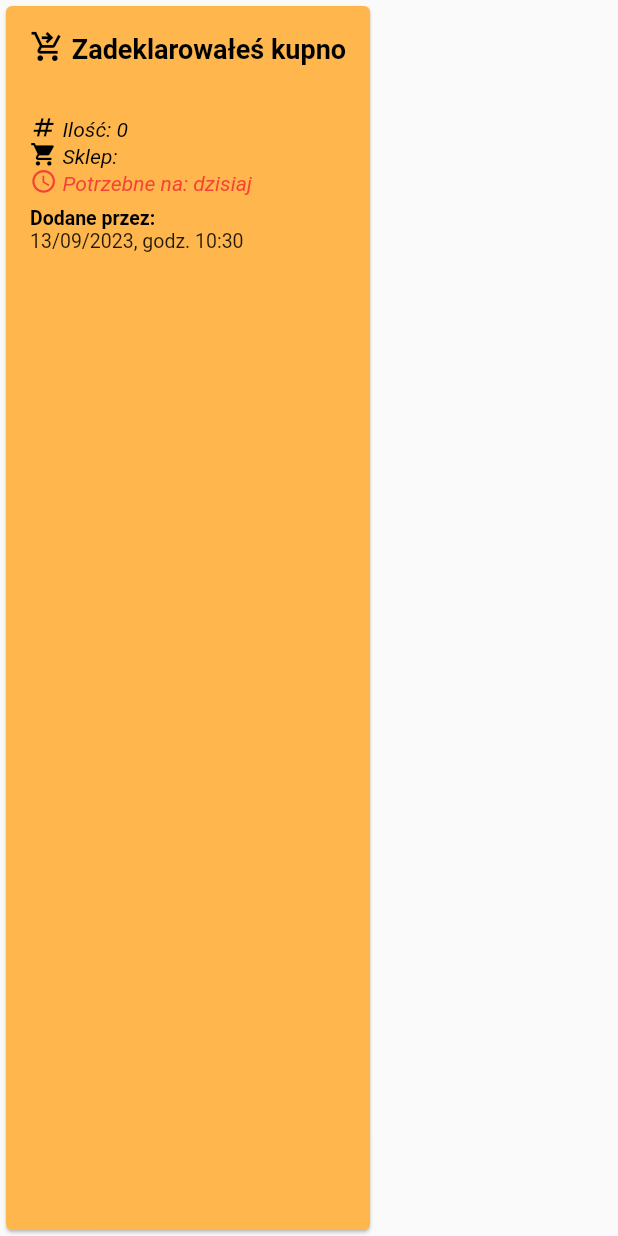
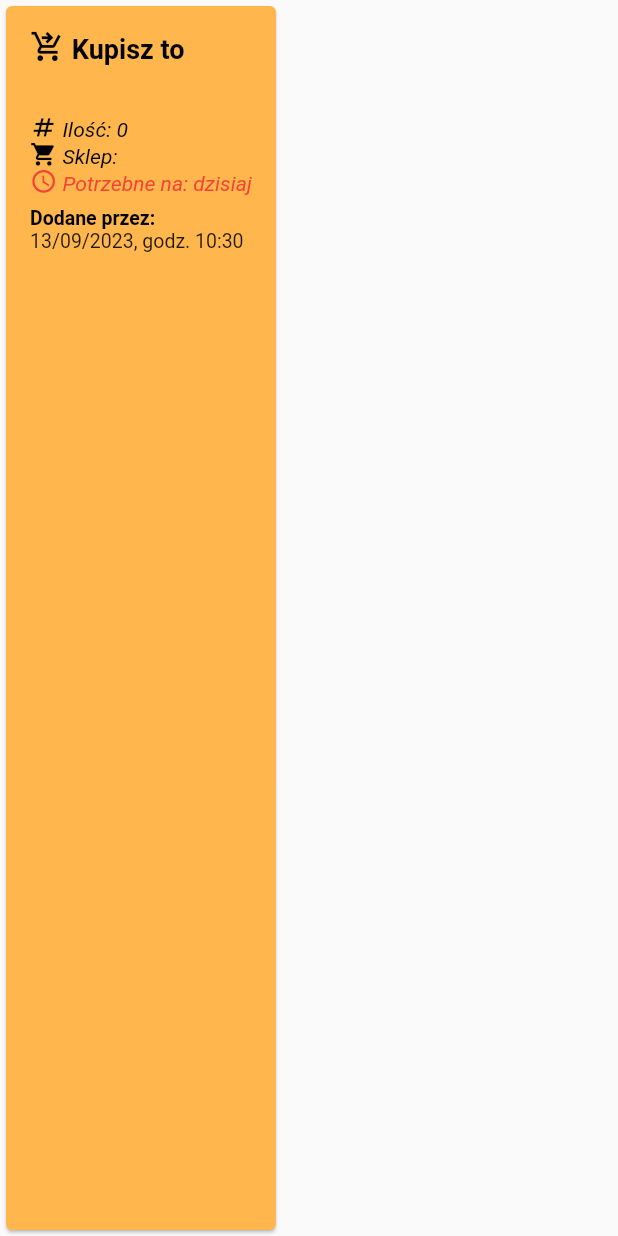
Before and after one commit to maciejors/zakupyapp1, a Flutter app: the ProductCard widget shown alone on an empty page, opened directly with empty values, on a phone screen of 412 x 824 dp. Run offline on Flutter 3.47's test engine with Material 2 defaults, Android fonts, the phone set to English and light mode, and no system bars; our stand-ins replace firebase_core, firebase_database, firebase_storage, package_info_plus, shared_preferences; missing offline and left inert: firebase_app_check; accounts and stored records are empty.

Commit message:
add some animations to product cards

```diff
--- a/lib/widgets/home/product_card/product_card.dart
+++ b/lib/widgets/home/product_card/product_card.dart
@@ -54,17 +54,27 @@ class ProductCard extends StatelessWidget {
         onTap: isEditing ? null : deleteFunc,
         onDoubleTap: isEditing ? null : addBuyerFunc,
         onLongPress: isEditing ? null : editFunc,
-        child: Padding(
-            padding: isEditing
-                ? const EdgeInsets.fromLTRB(16, 4, 16, 0)
-                : const EdgeInsets.all(16),
-            child: isEditing
-                ? ProductEditor(
+        child: AnimatedSize(
+          duration: Duration(milliseconds: 250),
+          alignment: Alignment.topCenter,
+          child: isEditing
+              ? Padding(
+                  padding: const EdgeInsets.fromLTRB(16, 16, 16, 0),
+                  child: ProductEditor(
                     product: product,
                     onConfirmEdit: onConfirmEdit,
                     onCancelEdit: onCancelEdit,
-                  )
-                : ProductCardContent(product: product!)),
+                  ),
+                )
+              : AnimatedSize(
+                  duration: Duration(milliseconds: 250),
+                  alignment: Alignment.bottomCenter,
+                  child: Padding(
+                    padding: const EdgeInsets.all(16),
+                    child: ProductCardContent(product: product!),
+                  ),
+                ),
+        ),
       ),
     );
   }
--- a/lib/widgets/home/product_card/product_card_content.dart
+++ b/lib/widgets/home/product_card/product_card_content.dart
@@ -48,26 +48,26 @@ class ProductCardContent extends StatelessWidget {
     return Column(
       crossAxisAlignment: CrossAxisAlignment.start,
       children: <Widget>[
-        Visibility(
-          visible: product.buyer != null,
-          child: Padding(
+        AnimatedSwitcher(
+          duration: Duration(milliseconds: 150),
+          child: product.buyer != null
+              ? Padding(
                   padding: const EdgeInsets.only(bottom: 4),
                   child: SimpleTextWithIcon(
                     text: product.isDeclaredByUser
-                  ? 'Zadeklarowałeś kupno'
+                        ? 'Kupisz to'
                         : '${product.buyer} kupi to',
                     iconData: Icons.shopping_cart_checkout,
                     color: Colors.black,
                     size: 18,
                     fontWeight: FontWeight.bold,
                   ),
-          ),
+                )
+              : SizedBox.shrink(),
         ),
         Text(
           product.name,
-          style: TextStyle(
-              fontSize: 18
-          ),
+          style: TextStyle(fontSize: 18),
         ),
         Padding(
           padding: const EdgeInsets.only(top: 8),
--- a/lib/widgets/home/product_card/product_editor.dart
+++ b/lib/widgets/home/product_card/product_editor.dart
@@ -145,6 +145,8 @@ class _ProductEditorState extends State<ProductEditor> {
             initialValue: _productName,
             onChanged: (value) => _productName = value,
             decoration: InputDecoration(
+              isDense: true,
+              contentPadding: EdgeInsets.only(bottom: 8),
               hintText: 'Nazwa produktu...',
             ),
             style: TextStyle(fontSize: 18),
```
Lines whose indentation alone changed are shown as unchanged.
